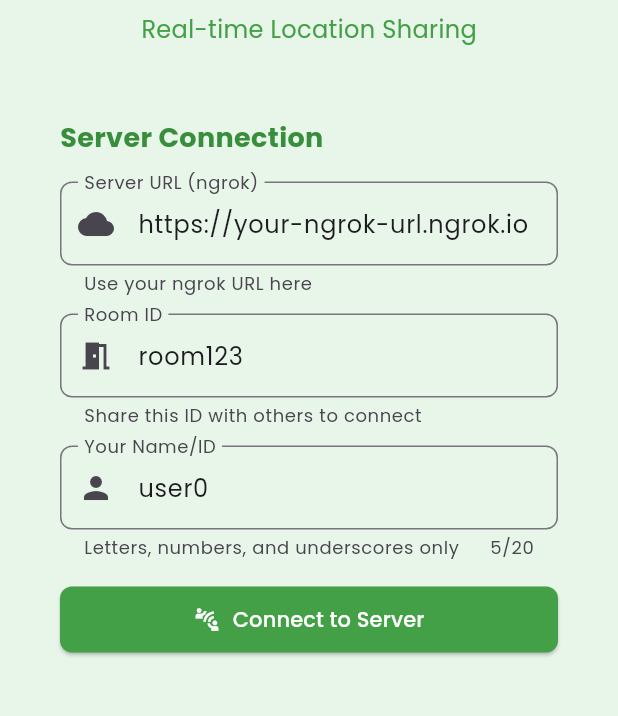
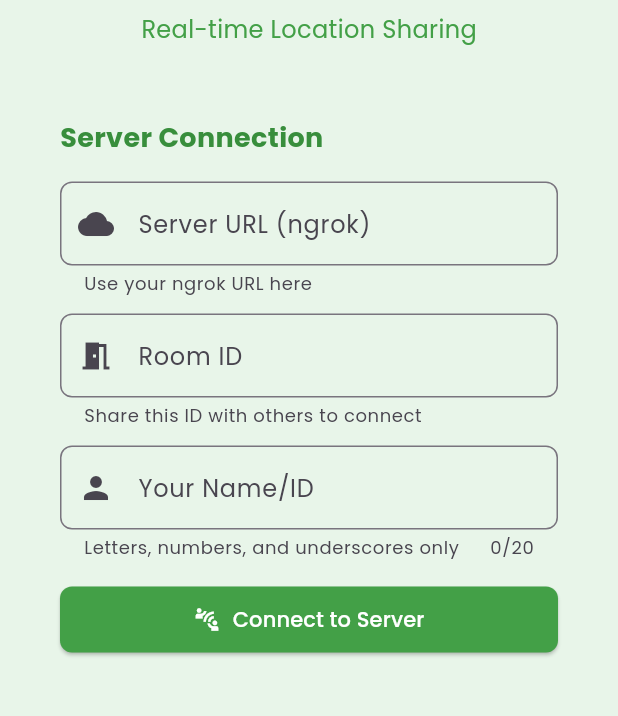
Before and after one commit to anjumArnab/MapNudge, a Flutter app: the screen it shows after launch, on a phone screen of 412 x 824 dp, the part 249-965 px from its top. Run offline on Flutter 3.47's test engine with Material 3 defaults, Android fonts, the phone set to English and light mode, and no system bars; our stand-ins replace geolocator, google_fonts, google_maps_flutter, socket_io_client; missing offline and left inert: flutter_polyline_points.

```diff
--- a/lib/views/homepage.dart
+++ b/lib/views/homepage.dart
@@ -37,10 +37,9 @@ class _HomepageState extends State<Homepage> {
     super.initState();
 
     // Set default values for testing
-    _serverUrlController.text = 'https://your-ngrok-url.ngrok.io';
-    _roomIdController.text = 'room123';
-    _userIdController.text =
-        'user${DateTime.now().millisecondsSinceEpoch % 1000}';
+    _serverUrlController.text = '';
+    _roomIdController.text = '';
+    _userIdController.text = '';
 
     // Initialize LocationService listeners
     _setupLocationServiceListeners();
```
